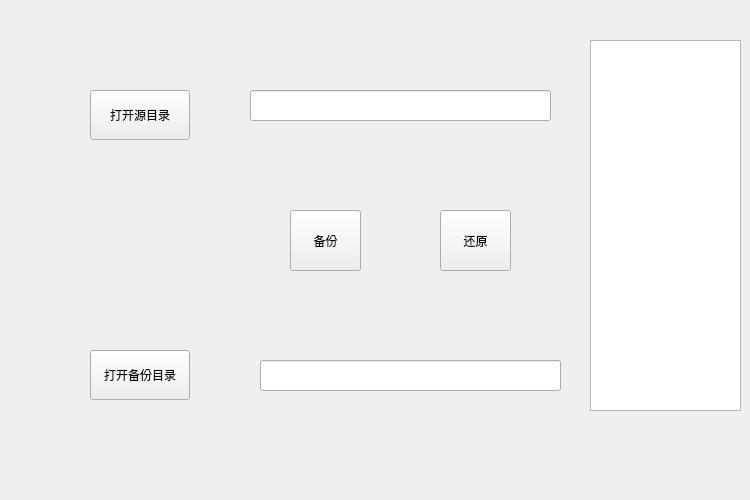
Before: the Qt Designer form NMS_save_backups/menu.ui in Xavier-Su/File_backup, drawn with Qt 5.
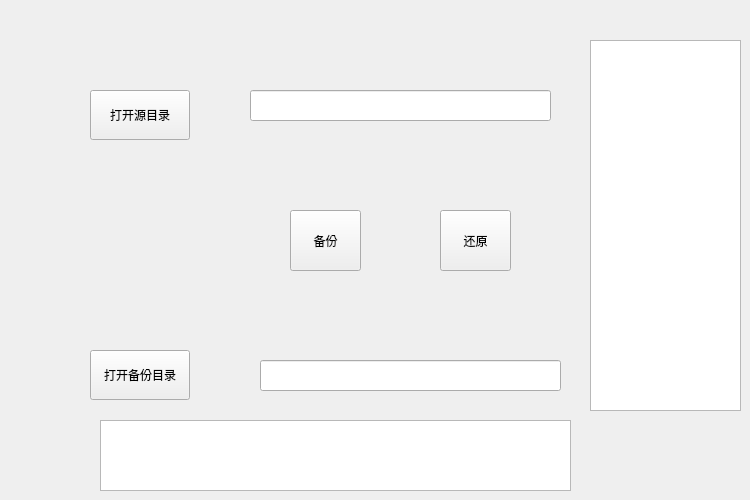
After: the same form once the commit is applied.

What changed in the file:
```diff
--- a/NMS_save_backups/menu.ui
+++ b/NMS_save_backups/menu.ui
@@ -101,6 +101,16 @@
     </rect>
    </property>
   </widget>
+  <widget class="QTextEdit" name="textEdit">
+   <property name="geometry">
+    <rect>
+     <x>100</x>
+     <y>420</y>
+     <width>471</width>
+     <height>71</height>
+    </rect>
+   </property>
+  </widget>
  </widget>
  <resources/>
  <connections/>
```
